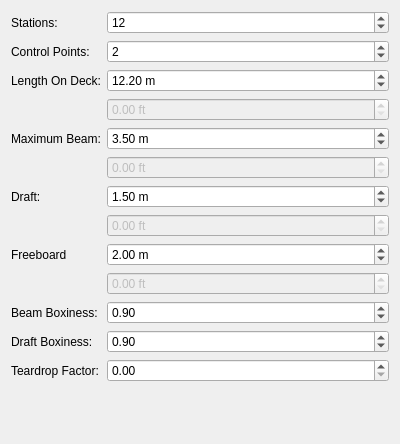
tomkcook/free-cad-hulls, file parametric-hulls.ui: the form before one commit.
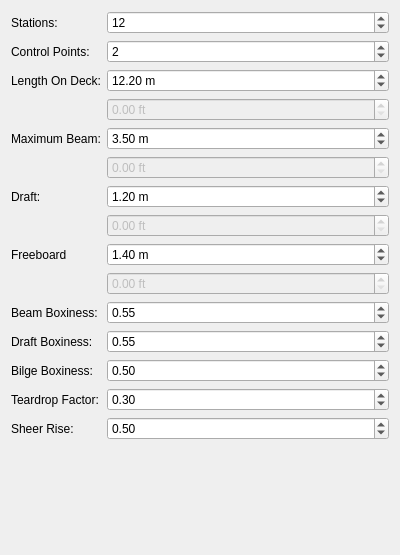
The form after the commit.

Patch:
```diff
--- a/parametric-hulls.ui
+++ b/parametric-hulls.ui
@@ -7,7 +7,7 @@
     <x>0</x>
     <y>0</y>
     <width>400</width>
-    <height>444</height>
+    <height>555</height>
    </rect>
   </property>
   <property name="windowTitle">
@@ -107,7 +107,7 @@
       <double>0.100000000000000</double>
      </property>
      <property name="value">
-      <double>1.500000000000000</double>
+      <double>1.200000000000000</double>
      </property>
     </widget>
    </item>
@@ -130,7 +130,7 @@
       <double>0.100000000000000</double>
      </property>
      <property name="value">
-      <double>2.000000000000000</double>
+      <double>1.400000000000000</double>
      </property>
     </widget>
    </item>
@@ -160,7 +160,7 @@
       <double>0.100000000000000</double>
      </property>
      <property name="value">
-      <double>0.900000000000000</double>
+      <double>0.550000000000000</double>
      </property>
     </widget>
    </item>
@@ -171,14 +171,14 @@
      </property>
     </widget>
    </item>
-   <item row="15" column="0">
+   <item row="16" column="0">
     <widget class="QLabel" name="label_8">
      <property name="text">
       <string>Teardrop Factor:</string>
      </property>
     </widget>
    </item>
-   <item row="15" column="1">
+   <item row="16" column="1">
     <widget class="QDoubleSpinBox" name="teardrop">
      <property name="maximum">
       <double>2.000000000000000</double>
@@ -186,6 +186,9 @@
      <property name="singleStep">
       <double>0.050000000000000</double>
      </property>
+     <property name="value">
+      <double>0.300000000000000</double>
+     </property>
     </widget>
    </item>
    <item row="14" column="0">
@@ -195,19 +198,6 @@
      </property>
     </widget>
    </item>
-   <item row="14" column="1">
-    <widget class="QDoubleSpinBox" name="v_box">
-     <property name="maximum">
-      <double>3.000000000000000</double>
-     </property>
-     <property name="singleStep">
-      <double>0.100000000000000</double>
-     </property>
-     <property name="value">
-      <double>0.900000000000000</double>
-     </property>
-    </widget>
-   </item>
    <item row="0" column="1">
     <widget class="QSpinBox" name="stations">
      <property name="value">
@@ -239,6 +229,56 @@
      </property>
     </widget>
    </item>
+   <item row="15" column="0">
+    <widget class="QLabel" name="label_12">
+     <property name="text">
+      <string>Bilge Boxiness: </string>
+     </property>
+    </widget>
+   </item>
+   <item row="14" column="1">
+    <widget class="QDoubleSpinBox" name="v_box">
+     <property name="maximum">
+      <double>3.000000000000000</double>
+     </property>
+     <property name="singleStep">
+      <double>0.050000000000000</double>
+     </property>
+     <property name="value">
+      <double>0.550000000000000</double>
+     </property>
+    </widget>
+   </item>
+   <item row="15" column="1">
+    <widget class="QDoubleSpinBox" name="l_box">
+     <property name="maximum">
+      <double>3.000000000000000</double>
+     </property>
+     <property name="singleStep">
+      <double>0.050000000000000</double>
+     </property>
+     <property name="value">
+      <double>0.500000000000000</double>
+     </property>
+    </widget>
+   </item>
+   <item row="17" column="0">
+    <widget class="QLabel" name="label_13">
+     <property name="text">
+      <string>Sheer Rise:</string>
+     </property>
+    </widget>
+   </item>
+   <item row="17" column="1">
+    <widget class="QDoubleSpinBox" name="sheer_rise">
+     <property name="singleStep">
+      <double>0.050000000000000</double>
+     </property>
+     <property name="value">
+      <double>0.500000000000000</double>
+     </property>
+    </widget>
+   </item>
   </layout>
  </widget>
  <resources/>
```
Left out of the diff: 2 changed lines with no effect on the pictures.
